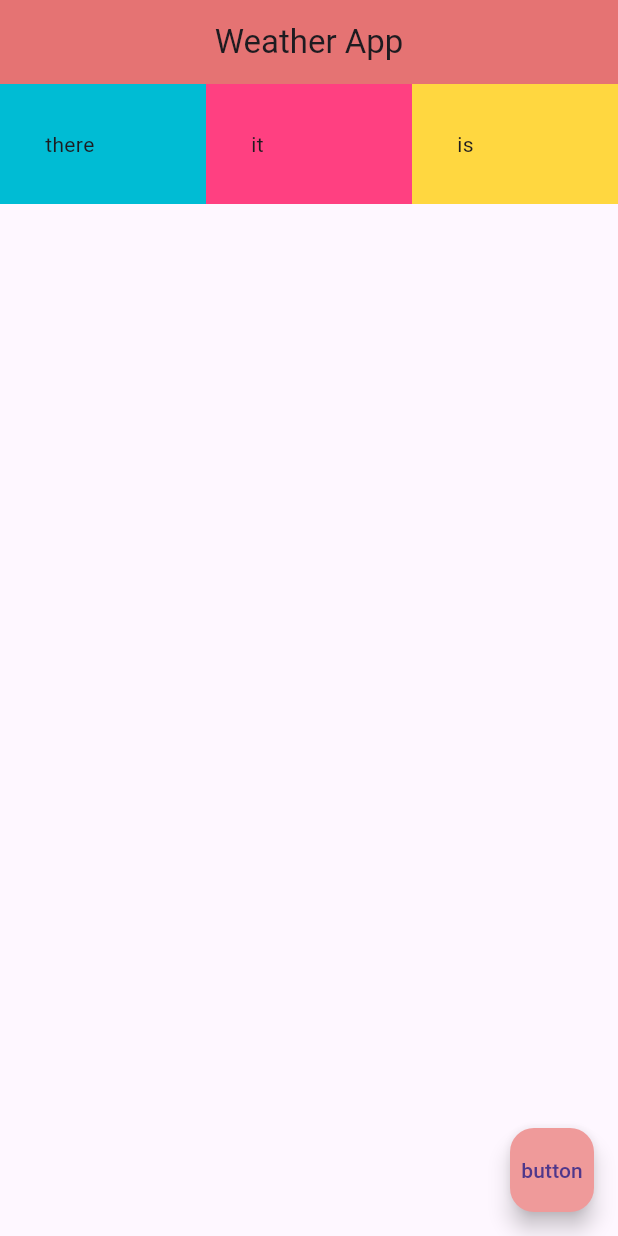
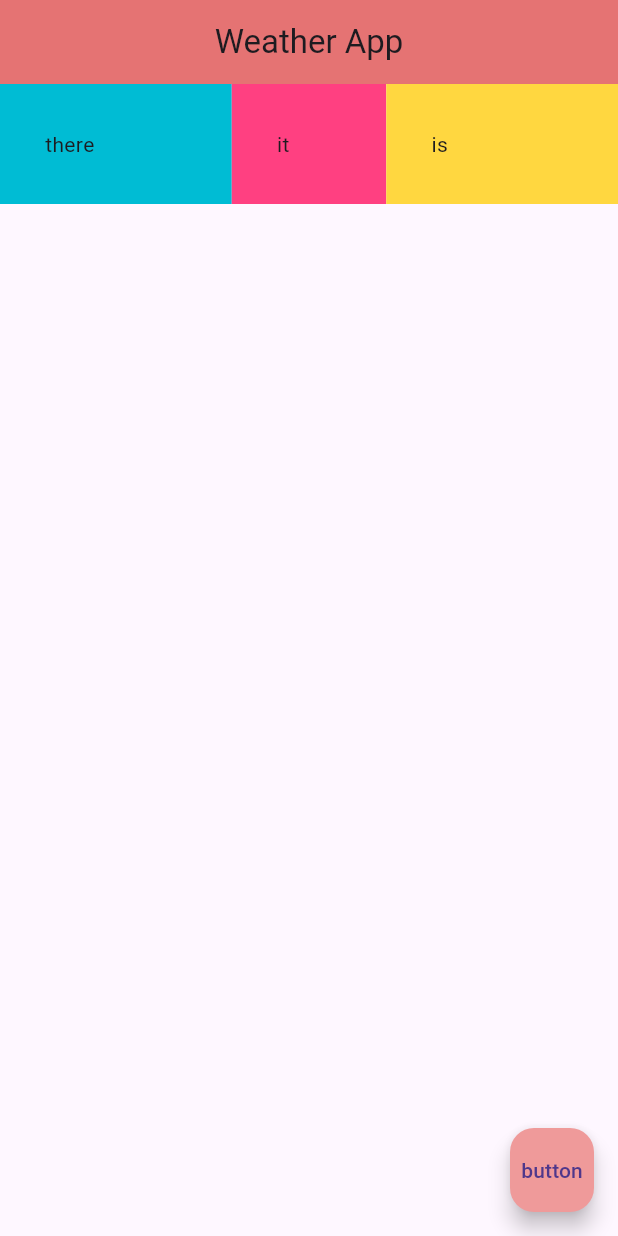
Before and after one commit to HariHaraSudhan-M0/weather-app, a Flutter app: the screen it shows after launch, on a phone screen of 412 x 824 dp. Run offline on Flutter 3.47's test engine with Material 3 defaults, Android fonts, the phone set to English and light mode, and no system bars.

Commit message:
used flex propertyto flex the text individually

```diff
--- a/lib/main.dart
+++ b/lib/main.dart
@@ -24,21 +24,24 @@ class Home extends StatelessWidget {
       ),
       body: Row(
         children: [
-          Expanded(child:
-          Container(
+          Expanded(
+          flex:3,
+          child: Container(
            padding: EdgeInsets.all(30),
            color: Colors.cyan,
            child : Text('there'),
           ),),
-          Expanded(child:
-          Container(
+          Expanded(
+          flex:2,
+          child: Container(
             padding: EdgeInsets.all(30),
            color: Colors.pinkAccent,
            child : Text('it'),
           ),
           ),
-          Expanded(child:
-          Container(
+          Expanded(
+            flex:3,
+          child: Container(
             padding: EdgeInsets.all(30),
            color: Colors.amberAccent,
            child : Text('is'),
```
